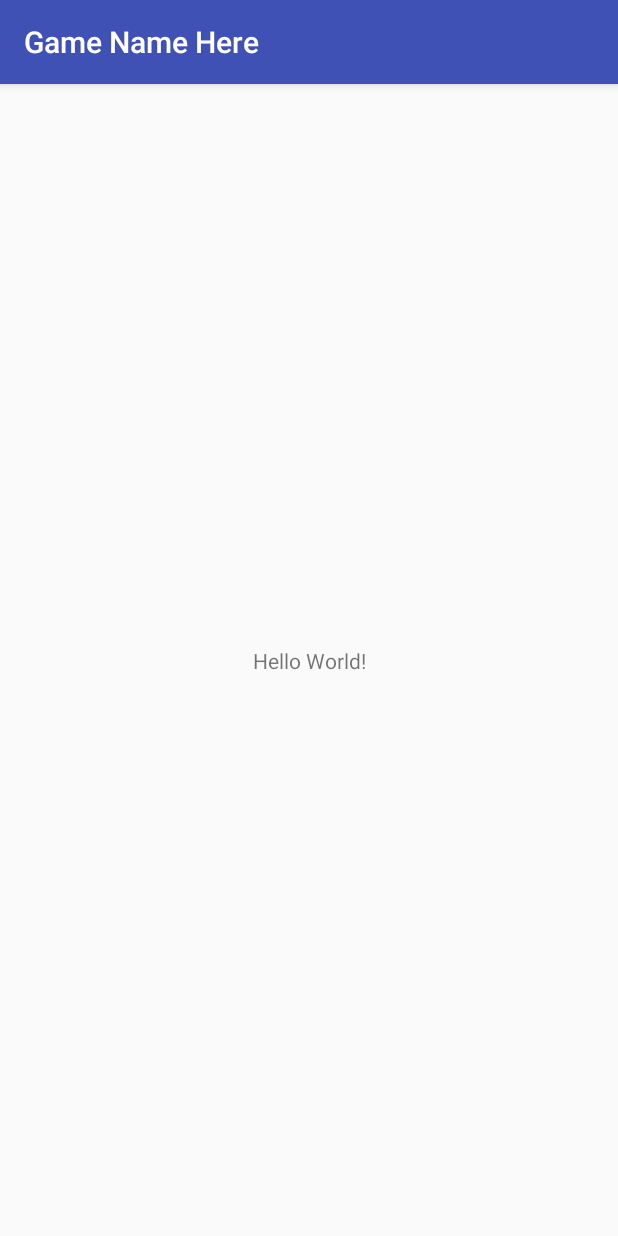
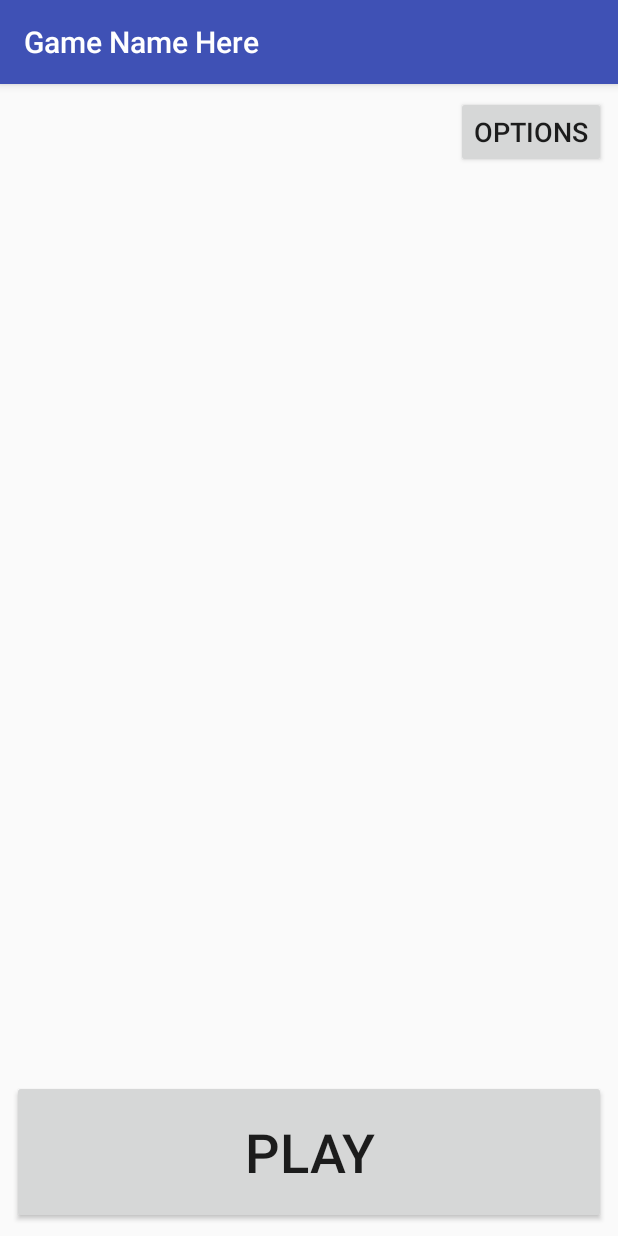
Before and after one commit to AndyDeany/gamenamehere, an Android app: the screen it shows after launch (MainActivity), on a phone screen of 412 x 824 dp. Run offline under Robolectric (Android 15) with nearby library versions, the phone set to English and light mode, and no system bars.

Commit message:
Add PLAY and OPTIONS buttons to MainActivity

```diff
--- a/app/src/main/res/layout/activity_main.xml
+++ b/app/src/main/res/layout/activity_main.xml
@@ -6,12 +6,28 @@
     android:layout_height="match_parent"
     tools:context="com.example.andrew.gamenamehere.MainActivity">
 
-    <TextView
+    <Button
+        android:id="@+id/button_play"
+        android:layout_width="0dp"
+        android:layout_height="96dp"
+        android:layout_marginLeft="8dp"
+        android:layout_marginRight="8dp"
+        android:text="@string/button_play"
+        android:textSize="36sp"
+        app:layout_constraintHorizontal_bias="0.0"
+        app:layout_constraintLeft_toLeftOf="parent"
+        app:layout_constraintRight_toRightOf="parent"
+        app:layout_constraintBottom_toBottomOf="parent"
+        android:layout_marginBottom="8dp" />
+
+    <Button
+        android:id="@+id/button_options"
         android:layout_width="wrap_content"
         android:layout_height="wrap_content"
-        android:text="Hello World!"
-        app:layout_constraintBottom_toBottomOf="parent"
-        app:layout_constraintLeft_toLeftOf="parent"
+        android:layout_marginRight="8dp"
+        android:layout_marginTop="8dp"
+        android:text="@string/button_options"
+        android:textSize="18sp"
         app:layout_constraintRight_toRightOf="parent"
         app:layout_constraintTop_toTopOf="parent" />
 
--- a/app/src/main/res/values/strings.xml
+++ b/app/src/main/res/values/strings.xml
@@ -1,3 +1,5 @@
 <resources>
     <string name="app_name">Game Name Here</string>
+    <string name="button_play">PLAY</string>
+    <string name="button_options">OPTIONS</string>
 </resources>
```
